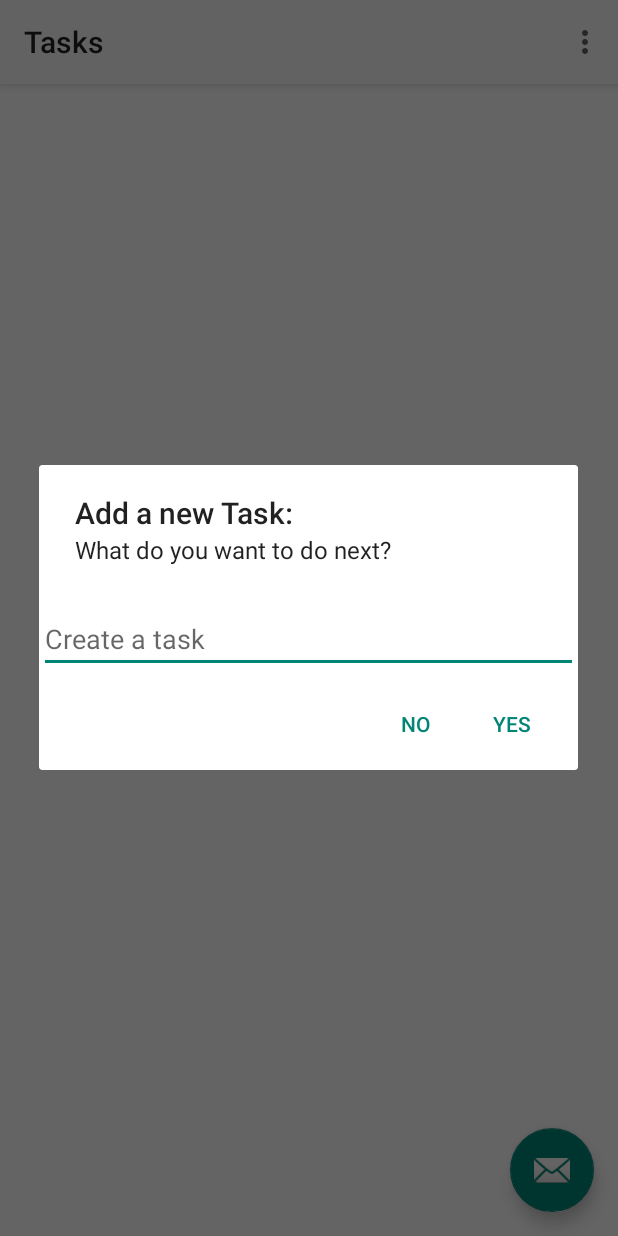
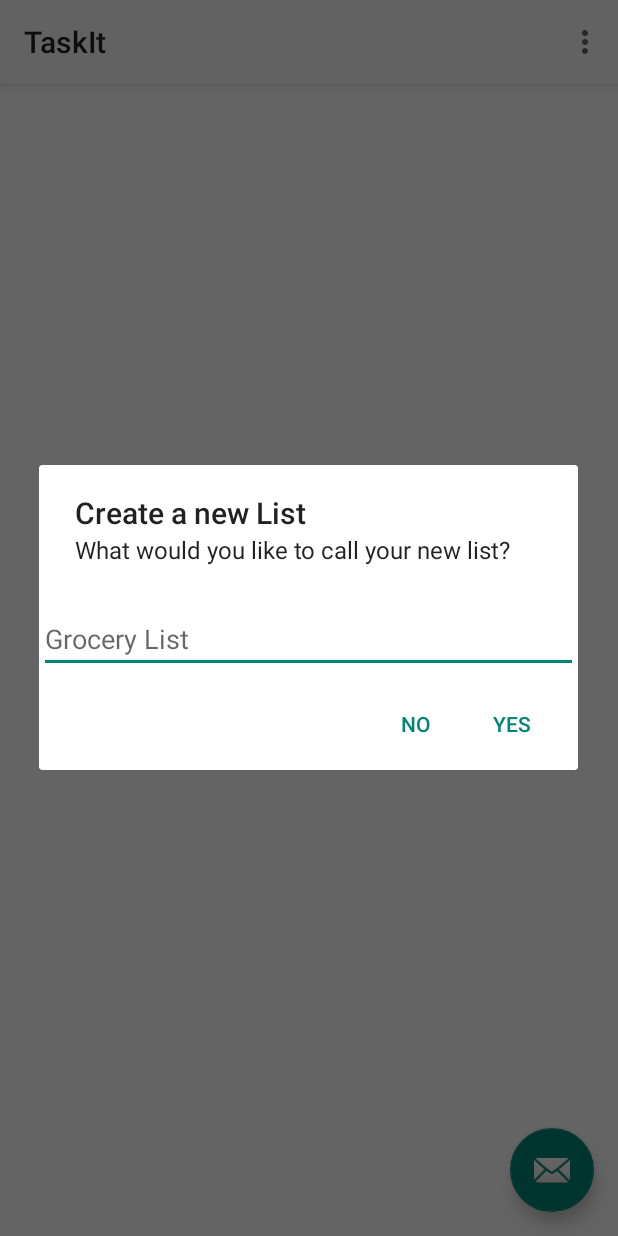
Before and after one commit to lkm027/TaskMaster, an Android app: the screen it shows after launch (GridActivity), after a tap on an icon or button, on a phone screen of 412 x 824 dp. Run offline under Robolectric (Android 15) with nearby library versions, the phone set to English and light mode, and no system bars.

Commit message:
Changed app icon; updated string resources

```diff
--- a/app/src/main/AndroidManifest.xml
+++ b/app/src/main/AndroidManifest.xml
@@ -4,7 +4,7 @@
 
     <application
         android:allowBackup="true"
-        android:icon="@mipmap/ic_launcher"
+        android:icon="@mipmap/ic_app_icon"
         android:label="@string/app_name"
         android:roundIcon="@mipmap/ic_launcher_round"
         android:supportsRtl="true"
--- a/app/src/main/java/com/example/lucas/fragments/CreateListDialogFragment.java
+++ b/app/src/main/java/com/example/lucas/fragments/CreateListDialogFragment.java
@@ -37,8 +37,8 @@ public class CreateListDialogFragment extends DialogFragment {
         //Identify editTextView
         mEditTextView = (EditText) view.findViewById(R.id.edit_txt_dialog_task);
 
-        builder.setTitle("Add a new Task:");
-        builder.setMessage("What do you want to do next?")
+        builder.setTitle(R.string.list_dialog_title);
+        builder.setMessage(R.string.list_dialog_message)
                 .setPositiveButton("Yes", new DialogInterface.OnClickListener() {
                     @Override
                     public void onClick(DialogInterface dialog, int which) {
--- a/app/src/main/java/com/example/lucas/tasks/GridActivity.java
+++ b/app/src/main/java/com/example/lucas/tasks/GridActivity.java
@@ -84,8 +84,9 @@ public class GridActivity extends AppCompatActivity implements CreateListDialogF
     //Delete a list from our list page
     public void deleteList(final String listName, final int position) {
         AlertDialog.Builder builder = new AlertDialog.Builder(GridActivity.this);
-        builder.setTitle("Delete List: " + listName);
-        builder.setMessage("Are you sure you want to delete this list?");
+        String title = GridActivity.this.getString(R.string.delete_list_dialog_title);
+        builder.setTitle(title + " " +  listName);
+        builder.setMessage(R.string.delete_list_dialog_message);
         builder.setPositiveButton("Yes", new DialogInterface.OnClickListener() {
             @Override
             public void onClick(DialogInterface dialog, int which) {
--- a/app/src/main/res/layout/add_list_dialog.xml
+++ b/app/src/main/res/layout/add_list_dialog.xml
@@ -8,7 +8,7 @@
         android:layout_height="wrap_content"
         android:layout_weight="1"
         android:id="@+id/edit_txt_dialog_task"
-        android:hint="Create a task"
+        android:hint="@string/list_dialog_hint"
         />
 
 </LinearLayout>
--- a/app/src/main/res/values/strings.xml
+++ b/app/src/main/res/values/strings.xml
@@ -1,4 +1,10 @@
 <resources>
-    <string name="app_name">Tasks</string>
+    <string name="app_name">TaskIt</string>
     <string name="action_settings">Settings</string>
+    <string name="list_dialog_title">Create a new List</string>
+    <string name="list_dialog_message">What would you like to call your new list?</string>
+    <string name="list_dialog_hint">Grocery List</string>
+    <string name="delete_list_dialog_title">Delete List:</string>
+    <string name="delete_list_dialog_message">Are you sure you want to delete this list?</string>
+
 </resources>
```
Also changed, not shown: app/src/main/java/com/example/lucas/adapters/GridAdapter.java (+0 -11 lines), app/src/main/ic_app_icon-web.png (added), app/src/main/res/mipmap-hdpi/ic_app_icon.png (added), app/src/main/res/mipmap-mdpi/ic_app_icon.png (added), app/src/main/res/mipmap-xhdpi/ic_app_icon.png (added), app/src/main/res/mipmap-xxhdpi/ic_app_icon.png (added), app/src/main/res/mipmap-xxxhdpi/ic_app_icon.png (added).
